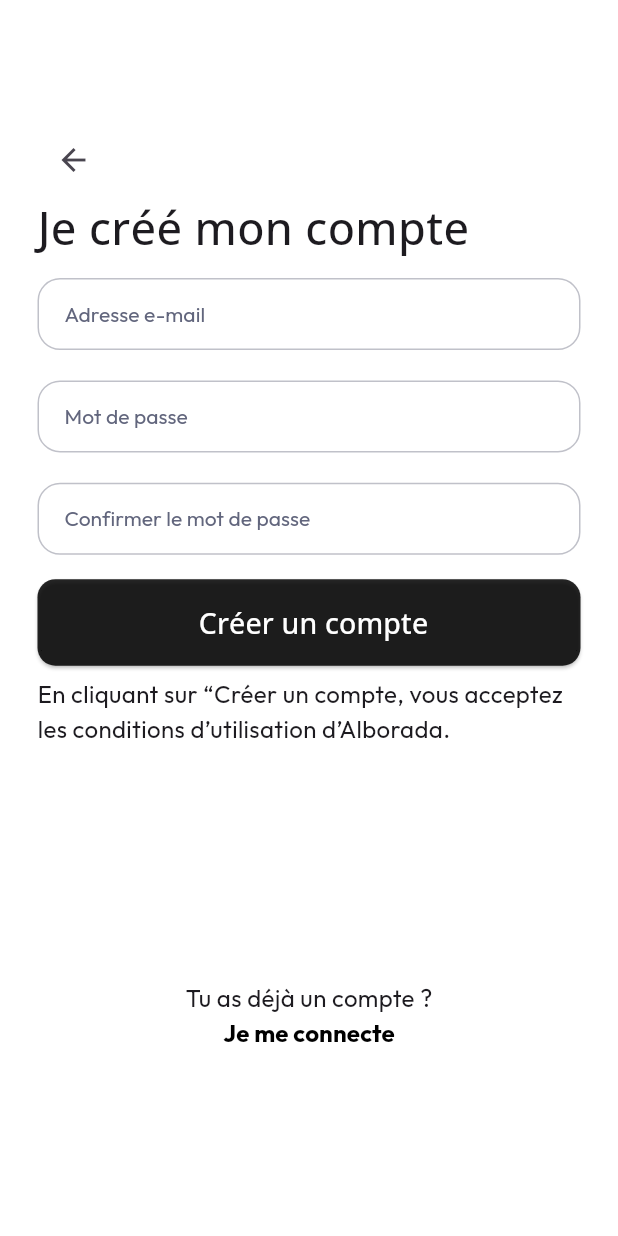
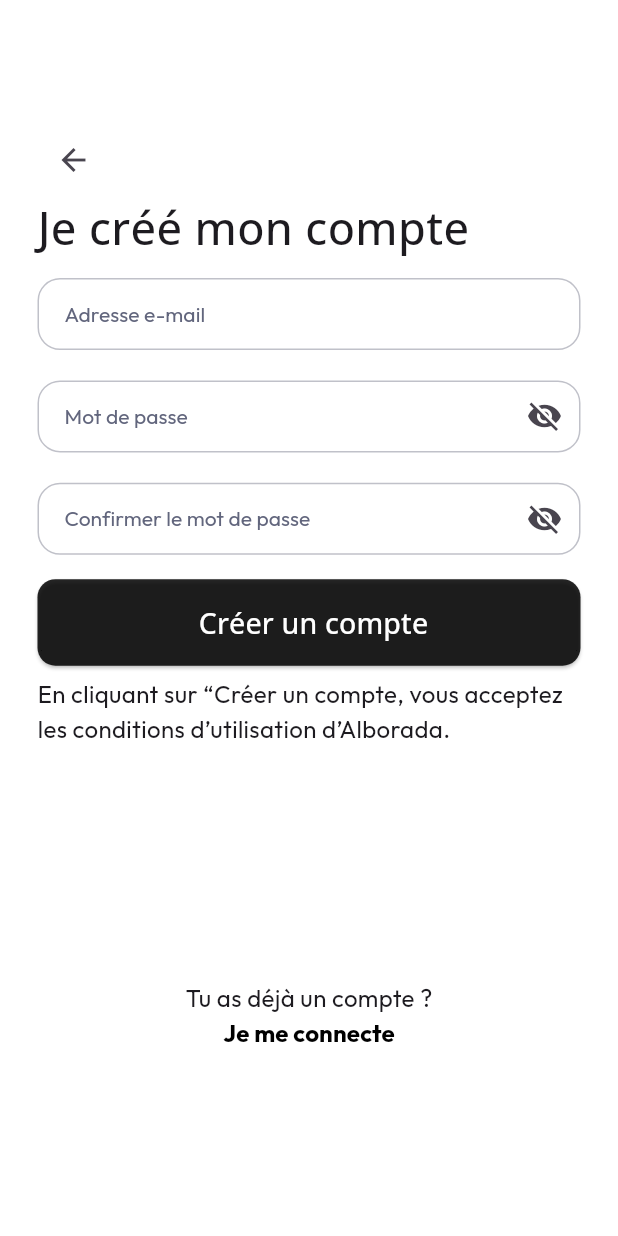
Before and after one commit to hllsebastian/alborada-demo, a Flutter app: the screen it shows after launch, after a tap on "C’est parti !", on a phone screen of 412 x 824 dp. Run offline on Flutter 3.47's test engine with Material 3 defaults, Android fonts, the phone set to English and light mode, and no system bars; our stand-ins replace bloc, flutter_bloc, flutter_screenutil, flutter_svg, freezed_annotation, get_it and 5 more; accounts and stored records are empty.

Commit message:
Adding Cubit in create account view and functionality in fields

```diff
--- a/lib/app/presentation/views/create_account.dart/create_account_view.dart
+++ b/lib/app/presentation/views/create_account.dart/create_account_view.dart
@@ -1,7 +1,11 @@
 import 'package:alborada_demo/app/presentation/alborada_ui/alborada_ui.dart';
 import 'package:alborada_demo/app/presentation/routes/routes.dart';
 import 'package:flutter/material.dart';
+import 'package:flutter_bloc/flutter_bloc.dart';
+import 'package:get_it/get_it.dart';
 import 'package:google_fonts/google_fonts.dart';
+
+import 'cubit/create_account_cubit.dart';
 
 class CreateAccountView extends StatelessWidget {
   const CreateAccountView({super.key});
@@ -11,17 +15,81 @@ class CreateAccountView extends StatelessWidget {
     final screenSize = MediaQuery.sizeOf(context);
 
     return AlboradaScaffoldWidget(
-      body: _LoginBody(screenSize: screenSize),
+      body: BlocProvider(
+        create: (context) => GetIt.I.get<CreateAccountCubit>(),
+        child: _LoginBody(screenSize: screenSize),
+      ),
     );
   }
 }
 
-class _LoginBody extends StatelessWidget {
+class _LoginBody extends StatefulWidget {
   const _LoginBody({
     required this.screenSize,
   });
 
   final Size screenSize;
+
+  @override
+  State<_LoginBody> createState() => _LoginBodyState();
+}
+
+class _LoginBodyState extends State<_LoginBody> {
+  final _formKey = GlobalKey<FormState>();
+  final _emailController = TextEditingController();
+  final _passwordController = TextEditingController();
+  final _confirmPasswordController = TextEditingController();
+
+  bool _passwordVisible = false;
+  bool _confirmPasswordVisible = false;
+
+  @override
+  void dispose() {
+    _emailController.dispose();
+    _passwordController.dispose();
+    _confirmPasswordController.dispose();
+    super.dispose();
+  }
+
+  void _onSubmit(BuildContext context) {
+    if (_formKey.currentState?.validate() ?? false) {
+      final email = _emailController.text;
+      final password = _emailController.text;
+
+      context.read<CreateAccountCubit>().createAccount(email, password);
+    }
+  }
+
+  String? _validateEmail(String? value) {
+    if (value == null || value.isEmpty) {
+      return 'The email is required';
+    }
+    final emailRegex = RegExp(r'^[^@]+@[^@]+\.[^@]+$');
+    if (!emailRegex.hasMatch(value)) {
+      return 'Email format invalid';
+    }
+    return null;
+  }
+
+  String? _validatePassword(String? value) {
+    if (value == null || value.isEmpty) {
+      return 'The password is required';
+    }
+    if (value.length < 6) {
+      return 'The password should have minimum 6 charateheres';
+    }
+    return null;
+  }
+
+  String? _validateConfirmPassword(String? value) {
+    if (value == null || value.isEmpty) {
+      return 'confirm your password';
+    }
+    if (value != _passwordController.text) {
+      return 'The password should be equals';
+    }
+    return null;
+  }
 
   @override
   Widget build(BuildContext context) {
@@ -32,11 +100,13 @@ class _LoginBody extends StatelessWidget {
     return Padding(
       padding: edgeInsetsH25,
       child: SizedBox(
-        height: screenSize.height * 0.85,
+        height: widget.screenSize.height * 0.85,
+        child: Form(
+          key: _formKey,
           child: Column(
             crossAxisAlignment: CrossAxisAlignment.start,
             children: [
-            SizedBox(height: screenSize.height * 0.1),
+              SizedBox(height: widget.screenSize.height * 0.1),
               const BackButton(),
               Text(
                 'Je créé mon compte',
@@ -44,28 +114,64 @@ class _LoginBody extends StatelessWidget {
                     fontSize: 30, fontWeight: FontWeight.w500),
               ),
               CustomTextField(
+                textEditingController: _emailController,
+                keyboardType: TextInputType.emailAddress,
+                validatorText: _validateEmail,
                 hintText: 'Adresse e-mail',
+                onChanged: (value) {
+                  _validateEmail(value);
+                },
+              ),
+              SizedBox(height: widget.screenSize.height * 0.01),
+              CustomTextField(
+                textEditingController: _passwordController,
+                obscureText: !_passwordVisible,
+                hintText: 'Mot de passe',
+                maxLines: 1,
+                validatorText: _validatePassword,
+                icon: IconButton(
+                  icon: Icon(_passwordVisible
+                      ? Icons.visibility
+                      : Icons.visibility_off),
+                  onPressed: () {
+                    setState(() {
+                      _passwordVisible = !_passwordVisible;
+                    });
+                  },
+                ),
                 onChanged: (value) {},
               ),
-            SizedBox(height: screenSize.height * 0.01),
+              SizedBox(height: widget.screenSize.height * 0.01),
               CustomTextField(
-              hintText: 'Mot de passe',
+                textEditingController: _confirmPasswordController,
+                obscureText: !_confirmPasswordVisible,
+                hintText: 'Confirmer le mot de passe',
+                maxLines: 1,
+                validatorText: _validateConfirmPassword,
+                icon: IconButton(
+                  icon: Icon(_confirmPasswordVisible
+                      ? Icons.visibility
+                      : Icons.visibility_off),
+                  onPressed: () {
+                    setState(() {
+                      _confirmPasswordVisible = !_confirmPasswordVisible;
+                    });
+                  },
+                ),
                 onChanged: (value) {},
               ),
-            SizedBox(height: screenSize.height * 0.01),
-            CustomTextField(
-              hintText: 'Confirmer le mot de passe',
-              onChanged: (value) {},
-            ),
-            SizedBox(height: screenSize.height * 0.01),
+              SizedBox(height: widget.screenSize.height * 0.01),
               SimpleButton(
                 text: 'Créer un compte',
                 isDarkButton: true,
-              onPressed: () => Navigator.pushNamed(
-                context,
-                Routes.onboarding,
-                // (Route<dynamic> route) => false,
-              ),
+                onPressed: () {
+                  _onSubmit(context);
+                  //   Navigator.pushNamed(
+                  //   context,
+                  //   Routes.onboarding,
+                  //   // (Route<dynamic> route) => false,
+                  // );
+                },
               ),
               Text(
                 'En cliquant sur “Créer un compte, vous acceptez les conditions d’utilisation d’Alborada.',
@@ -100,6 +206,7 @@ class _LoginBody extends StatelessWidget {
             ],
           ),
         ),
+      ),
     );
   }
 }
```
Lines whose indentation alone changed are shown as unchanged.
